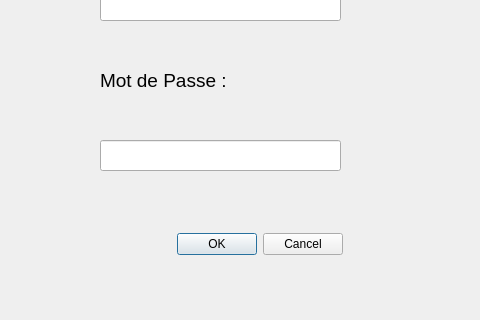
This is modules/IHM/IHM_en_Qt/2connexionouinscription.ui in Nathanwolfy/projetprogrammation2021 as Qt 5 draws it before an edit; both pictures show x 240 to 720 and y 250 to 570 of the 720 by 570 pixel window. The edited form follows.
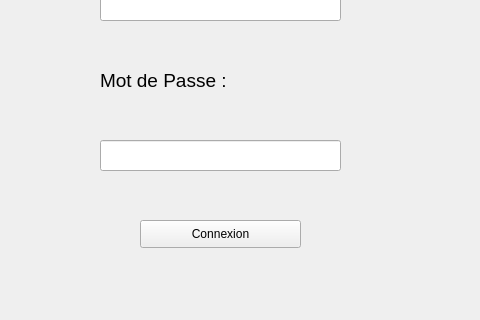
This is the edited form.

Commit message: les francais j'ai bien envie de les emmerder

Diff of the .ui file:
```diff
--- a/modules/IHM/IHM_en_Qt/2connexionouinscription.ui
+++ b/modules/IHM/IHM_en_Qt/2connexionouinscription.ui
@@ -13,22 +13,6 @@
   <property name="windowTitle">
    <string>Form</string>
   </property>
-  <widget class="QDialogButtonBox" name="ConnexionButton">
-   <property name="geometry">
-    <rect>
-     <x>390</x>
-     <y>480</y>
-     <width>193</width>
-     <height>28</height>
-    </rect>
-   </property>
-   <property name="mouseTracking">
-    <bool>true</bool>
-   </property>
-   <property name="standardButtons">
-    <set>QDialogButtonBox::Cancel|QDialogButtonBox::Ok</set>
-   </property>
-  </widget>
   <widget class="QLabel" name="labelNomPrenom">
    <property name="geometry">
     <rect>
@@ -140,6 +124,19 @@
     <string>&lt;html&gt;&lt;head/&gt;&lt;body&gt;&lt;p align=&quot;center&quot;&gt;&lt;span style=&quot; font-size:12pt; font-weight:600;&quot;&gt;Inscription&lt;/span&gt;&lt;/p&gt;&lt;/body&gt;&lt;/html&gt;</string>
    </property>
   </widget>
+  <widget class="QPushButton" name="ConnexionButton">
+   <property name="geometry">
+    <rect>
+     <x>380</x>
+     <y>470</y>
+     <width>161</width>
+     <height>28</height>
+    </rect>
+   </property>
+   <property name="text">
+    <string>Connexion</string>
+   </property>
+  </widget>
  </widget>
  <resources/>
  <connections>
```
Left out of the diff: 48 changed lines with no effect on the pictures. The commit also changes 1 other file.
